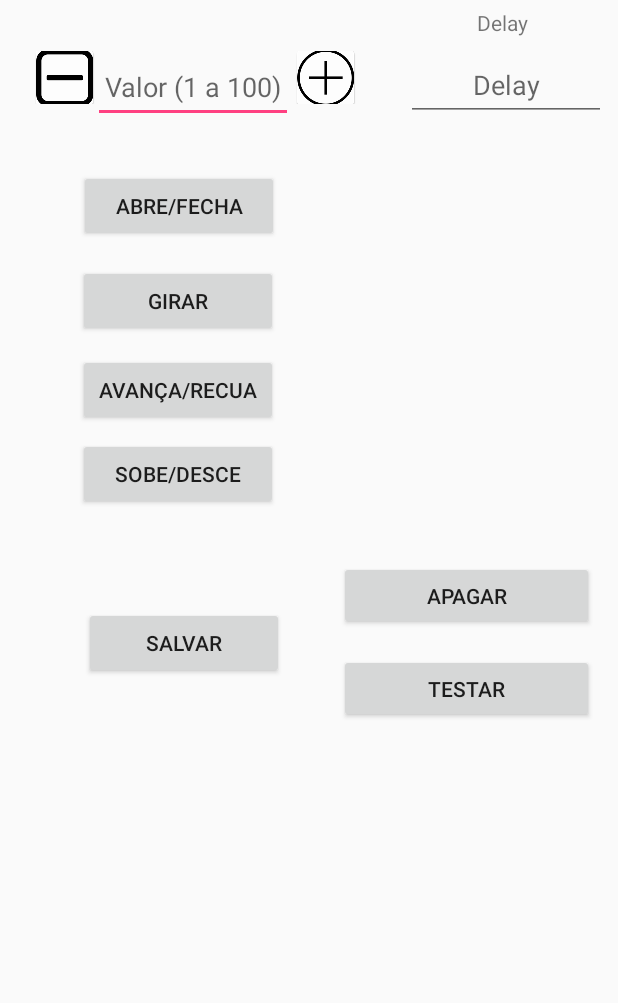
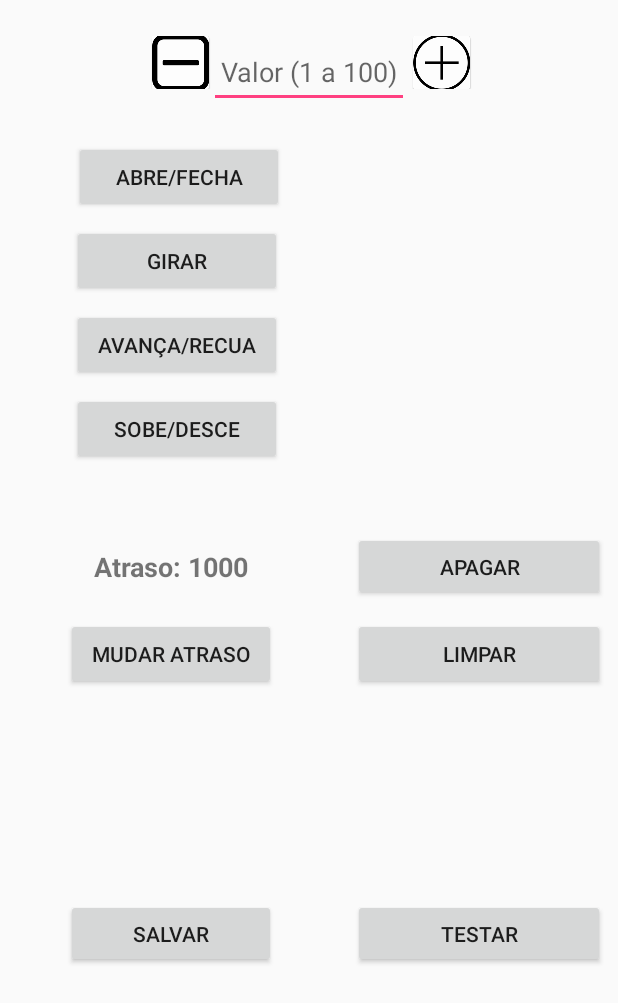
Before and after one commit to felipesilva543/RobNasEscolasQXD, an Android app: the layout content_tela_de_programacao.xml on its own in the app's theme, with its tools: preview values and no code run, on a phone screen of 412 x 824 dp. Shown: the top 1003 px of the screen. Run offline under Robolectric (Android 15) with nearby library versions, the phone set to English and light mode, and no system bars.

Commit message:
Novo layout da tela de programação com novos botoes, ajusto do delay

```diff
--- a/app/src/main/java/com/example/enoque_alves/comunicacaoblue/EnviaDados.java
+++ b/app/src/main/java/com/example/enoque_alves/comunicacaoblue/EnviaDados.java
@@ -67,6 +67,7 @@ public class EnviaDados {
     public void enviarVariosComandos(ArrayList<String> comandos, int delay){
         try {
             for (int i = 0; i < comandos.size(); i++){
+                TimeUnit.MILLISECONDS.sleep(delay);
                 enviarComando(comandos.get(i));
                 char chars [] = comandos.get(i).toCharArray();
                 char servo = chars[1];
@@ -87,7 +88,6 @@ public class EnviaDados {
                 else if (servo == 'd'){
                     posicaoD = (posicaoAtual-60);
                 }
-                TimeUnit.MILLISECONDS.sleep(delay);
             }
         } catch (InterruptedException e) {
             e.printStackTrace();
--- a/app/src/main/java/com/example/enoque_alves/comunicacaoblue/TelaDeProgramacao.java
+++ b/app/src/main/java/com/example/enoque_alves/comunicacaoblue/TelaDeProgramacao.java
@@ -14,22 +14,24 @@ import android.widget.Button;
 import android.widget.EditText;
 import android.widget.ImageButton;
 import android.widget.ListView;
+import android.widget.TextView;
 import android.widget.Toast;
 
 import java.util.ArrayList;
 import java.util.List;
 
 public class TelaDeProgramacao extends AppCompatActivity {
-    private Button abreFecha, sobeDesce, girar, avancaRecua, salvar, apagar, testar;
+    private Button abreFecha, sobeDesce, girar, avancaRecua, salvar, apagar, testar, limpar, setDelay;
     private ListView listaComandos;
-    private EditText valor, delay;
+    private EditText valor;
     private ArrayList<String> comandos = new ArrayList<String>();
     private ArrayList<String> comandosTela = new ArrayList<String>();
     private ArrayAdapter<String> adapter;
     private int valorPassado;
     private EnviaDados enviarDados = EnviaDados.getEnviaDados();
-    private int delayValor = 1000;
+    private int delayValor = 1500;
     private ImageButton button_less, button_more;
+    private TextView delayTexto;
     @Override
     protected void onCreate(Bundle savedInstanceState) {
         super.onCreate(savedInstanceState);
@@ -50,14 +52,29 @@ public class TelaDeProgramacao extends AppCompatActivity {
         apagar = (Button) findViewById(R.id.telaDeProgramacao_apagar);
         testar = (Button) findViewById(R.id.telaDeProgramacao_testar);
         listaComandos = (ListView) findViewById(R.id.telaDeProgramacao_lista_de_comandos);
-        delay = (EditText) findViewById(R.id.telaDeProgramacao_delay);
         valor = (EditText) findViewById(R.id.telaDeProgramacao_ValorEnviado);
         button_less = (ImageButton) findViewById(R.id.telaDeProgramacao_button_less);
         button_more = (ImageButton) findViewById(R.id.telaDeProgramacao_button_more);
         adapter = new ArrayAdapter<String>(TelaDeProgramacao.this, android.R.layout.simple_list_item_1, comandosTela);
         listaComandos.setAdapter(adapter);
-        delay.setText(""+delayValor);
         valor.setText("100");
+
+        setDelay = (Button) findViewById(R.id.bDelay);
+        limpar = (Button) findViewById(R.id.bLimpar);
+        delayTexto = (TextView) findViewById(R.id.tDelay);
+        delayTexto.setText("Atraso: " + delayValor + "ms");
+
+        limpar.setOnClickListener(new View.OnClickListener() {
+            @Override
+            public void onClick(View view) {
+                int tamanho = (int) comandosTela.size();
+                comandos.clear();
+                for(int i = 0; i < tamanho; i++){
+                    comandosTela.remove(comandosTela.size()-1);
+                }
+                listaComandos.setAdapter(adapter);
+            }
+        });
 
 
         abreFecha.setOnClickListener(new View.OnClickListener(){
@@ -73,11 +90,6 @@ public class TelaDeProgramacao extends AppCompatActivity {
                     valorPassado = (int) (valorPassado * 0.57)+10;
                     comandos.add("!a" + valorPassado);
                     listaComandos.setAdapter(adapter);
-                    //valor.setText("");
-                    if (delay.getText().length() > 0){
-                        delayValor = Integer.parseInt(delay.getText().toString());
-                        //delay.setText("");
-                    }
                 }
                 else{
                     Log.i("asd", "a + "+ "");
@@ -99,10 +111,7 @@ public class TelaDeProgramacao extends AppCompatActivity {
                     valorPassado = (int) (valorPassado * 1.8)+10;
                     comandos.add("!b" + valorPassado);
                     listaComandos.setAdapter(adapter);
-                    if (delay.getText().length() > 0){
-                        delayValor = Integer.parseInt(delay.getText().toString());
-                        //delay.setText("");
-                    }
+
                 }
             }
         });
@@ -119,10 +128,7 @@ public class TelaDeProgramacao extends AppCompatActivity {
                     valorPassado = (int) (valorPassado * 1.2)+60;
                     comandos.add("!c" + valorPassado);
                     listaComandos.setAdapter(adapter);
-                    if (delay.getText().length() > 0){
-                        delayValor = Integer.parseInt(delay.getText().toString());
-                        //delay.setText("");
-                    }
+
                 }
             }
         });
@@ -139,10 +145,7 @@ public class TelaDeProgramacao extends AppCompatActivity {
                     valorPassado = (int) (valorPassado * 0.7)+60;
                     comandos.add("!d" + valorPassado);
                     listaComandos.setAdapter(adapter);
-                    if (delay.getText().length() > 0){
-                        delayValor = Integer.parseInt(delay.getText().toString());
-                        //delay.setText("");
-                    }
+
                 }
             }
         });
@@ -212,5 +215,4 @@ public class TelaDeProgramacao extends AppCompatActivity {
 
     }
 
-
 }
--- a/app/src/main/res/layout/content_tela_de_programacao.xml
+++ b/app/src/main/res/layout/content_tela_de_programacao.xml
@@ -12,7 +12,7 @@
 
     <Button
         android:id="@+id/telaDeProgramacao_abreFecha"
-        android:layout_width="133dp"
+        android:layout_width="140dp"
         android:layout_height="48dp"
         android:layout_marginBottom="8dp"
         android:layout_marginLeft="8dp"
@@ -28,12 +28,12 @@
 
     <Button
         android:id="@+id/telaDeProgramacao_girar"
-        android:layout_width="133dp"
+        android:layout_width="140dp"
         android:layout_height="48dp"
         android:layout_marginBottom="8dp"
         android:layout_marginLeft="8dp"
         android:layout_marginRight="8dp"
-        android:layout_marginTop="15dp"
+        android:layout_marginTop="8dp"
         android:text="Girar"
         app:layout_constraintBottom_toBottomOf="parent"
         app:layout_constraintHorizontal_bias="0.517"
@@ -44,12 +44,12 @@
 
     <Button
         android:id="@+id/telaDeProgramacao_avancaRecua"
-        android:layout_width="133dp"
+        android:layout_width="140dp"
         android:layout_height="48dp"
         android:layout_marginBottom="8dp"
         android:layout_marginLeft="8dp"
         android:layout_marginRight="8dp"
-        android:layout_marginTop="11dp"
+        android:layout_marginTop="8dp"
         android:text="Avança/Recua"
         app:layout_constraintBottom_toBottomOf="parent"
         app:layout_constraintHorizontal_bias="0.517"
@@ -60,7 +60,7 @@
 
     <Button
         android:id="@+id/telaDeProgramacao_sobeDesce"
-        android:layout_width="133dp"
+        android:layout_width="140dp"
         android:layout_height="48dp"
         android:layout_marginBottom="8dp"
         android:layout_marginLeft="8dp"
@@ -78,25 +78,23 @@
         android:id="@+id/telaDeProgramacao_ValorEnviado"
         android:layout_width="133dp"
         android:layout_height="48dp"
-        android:layout_marginBottom="8dp"
+        android:layout_marginEnd="8dp"
         android:layout_marginLeft="8dp"
-        android:layout_marginRight="37dp"
-        android:layout_marginTop="27dp"
+        android:layout_marginRight="8dp"
+        android:layout_marginStart="8dp"
+        android:layout_marginTop="24dp"
         android:hint="Valor (1 a 100)"
         android:inputType="numberDecimal"
         android:selectAllOnFocus="false"
         android:singleLine="false"
         android:textAlignment="center"
-        app:layout_constraintBottom_toTopOf="@+id/telaDeProgramacao_abreFecha"
-        app:layout_constraintHorizontal_bias="0.584"
-        app:layout_constraintLeft_toLeftOf="parent"
-        app:layout_constraintRight_toLeftOf="@+id/telaDeProgramacao_delay"
-        app:layout_constraintTop_toTopOf="parent"
-        app:layout_constraintVertical_bias="0.23" />
+        app:layout_constraintEnd_toEndOf="parent"
+        app:layout_constraintStart_toStartOf="parent"
+        app:layout_constraintTop_toTopOf="parent" />
 
     <Button
         android:id="@+id/telaDeProgramacao_apagar"
-        android:layout_width="170dp"
+        android:layout_width="168dp"
         android:layout_height="46dp"
         android:layout_marginEnd="8dp"
         android:layout_marginLeft="8dp"
@@ -105,7 +103,7 @@
         android:layout_marginTop="25dp"
         android:text="Apagar"
         app:layout_constraintEnd_toEndOf="@+id/linearLayout"
-        app:layout_constraintHorizontal_bias="1.0"
+        app:layout_constraintHorizontal_bias="0.49"
         app:layout_constraintLeft_toRightOf="@+id/telaDeProgramacao_salvar"
         app:layout_constraintRight_toRightOf="parent"
         app:layout_constraintStart_toStartOf="@+id/linearLayout"
@@ -113,54 +111,36 @@
 
     <Button
         android:id="@+id/telaDeProgramacao_testar"
-        android:layout_width="170dp"
+        android:layout_width="168dp"
         android:layout_height="46dp"
+        android:layout_marginBottom="52dp"
         android:layout_marginLeft="8dp"
         android:layout_marginStart="8dp"
-        android:layout_marginTop="16dp"
+        android:layout_marginTop="12dp"
         android:text="Testar"
-        app:layout_constraintEnd_toEndOf="@+id/telaDeProgramacao_apagar"
+        app:layout_constraintBottom_toBottomOf="parent"
+        app:layout_constraintEnd_toEndOf="@+id/bLimpar"
         app:layout_constraintHorizontal_bias="1.0"
-        app:layout_constraintLeft_toRightOf="@+id/telaDeProgramacao_salvar"
-        app:layout_constraintRight_toRightOf="parent"
-        app:layout_constraintStart_toStartOf="@+id/telaDeProgramacao_apagar"
-        app:layout_constraintTop_toBottomOf="@+id/telaDeProgramacao_apagar" />
-
-    <EditText
-        android:id="@+id/telaDeProgramacao_delay"
-        android:layout_width="133dp"
-        android:layout_height="48dp"
-        android:layout_marginBottom="11dp"
-        android:layout_marginLeft="8dp"
-        android:layout_marginRight="8dp"
-        android:layout_marginTop="8dp"
-        android:hint="Delay"
-        android:inputType="numberDecimal"
-        android:selectAllOnFocus="false"
-        android:singleLine="false"
-        android:textAlignment="center"
-        app:layout_constraintBottom_toTopOf="@+id/linearLayout"
-        app:layout_constraintHorizontal_bias="1.0"
-        app:layout_constraintLeft_toRightOf="@+id/telaDeProgramacao_button_more"
-        app:layout_constraintRight_toRightOf="parent"
-        app:layout_constraintTop_toTopOf="parent"
-        app:layout_constraintVertical_bias="0.595" />
+        app:layout_constraintStart_toStartOf="@+id/bLimpar"
+        app:layout_constraintTop_toBottomOf="@+id/bLimpar" />
 
     <TextView
-        android:id="@+id/textView4"
+        android:id="@+id/tDelay"
         android:layout_width="wrap_content"
         android:layout_height="wrap_content"
         android:layout_marginBottom="8dp"
+        android:layout_marginEnd="8dp"
         android:layout_marginLeft="8dp"
         android:layout_marginRight="8dp"
+        android:layout_marginStart="8dp"
         android:layout_marginTop="8dp"
-        android:text="Delay"
-        app:layout_constraintBottom_toTopOf="@+id/telaDeProgramacao_delay"
-        app:layout_constraintHorizontal_bias="0.687"
-        app:layout_constraintLeft_toRightOf="@+id/telaDeProgramacao_ValorEnviado"
-        app:layout_constraintRight_toRightOf="parent"
-        app:layout_constraintTop_toTopOf="parent"
-        app:layout_constraintVertical_bias="1.0" />
+        android:text="Atraso: 1000"
+        android:textSize="18sp"
+        android:textStyle="bold"
+        app:layout_constraintBottom_toBottomOf="@+id/telaDeProgramacao_apagar"
+        app:layout_constraintEnd_toEndOf="@+id/bDelay"
+        app:layout_constraintStart_toStartOf="@+id/bDelay"
+        app:layout_constraintTop_toTopOf="@+id/telaDeProgramacao_apagar" />
 
     <LinearLayout
         android:id="@+id/linearLayout"
@@ -168,7 +148,7 @@
         android:layout_height="239dp"
         android:layout_marginLeft="8dp"
         android:layout_marginRight="8dp"
-        android:layout_marginTop="109dp"
+        android:layout_marginTop="90dp"
         android:orientation="horizontal"
         app:layout_constraintHorizontal_bias="1.0"
         app:layout_constraintLeft_toRightOf="@+id/telaDeProgramacao_ValorEnviado"
@@ -178,7 +158,9 @@
         <ListView
             android:id="@+id/telaDeProgramacao_lista_de_comandos"
             android:layout_width="match_parent"
-            android:layout_height="match_parent" />
+            android:layout_height="match_parent"
+            tools:layout_editor_absoluteX="8dp"
+            tools:layout_editor_absoluteY="8dp" />
     </LinearLayout>
 
     <ImageButton
@@ -203,17 +185,45 @@
 
     <Button
         android:id="@+id/telaDeProgramacao_salvar"
-        android:layout_width="133dp"
-        android:layout_height="48dp"
+        android:layout_width="140dp"
+        android:layout_height="46dp"
         android:layout_marginBottom="8dp"
-        android:layout_marginLeft="8dp"
-        android:layout_marginStart="8dp"
-        android:layout_marginTop="8dp"
+        android:layout_marginEnd="8dp"
+        android:layout_marginRight="8dp"
         android:text="Salvar"
         app:layout_constraintBottom_toBottomOf="@+id/telaDeProgramacao_testar"
+        app:layout_constraintEnd_toEndOf="@+id/bDelay"
+        app:layout_constraintHorizontal_bias="0.0"
+        app:layout_constraintStart_toStartOf="@+id/bDelay"
+        app:layout_constraintTop_toTopOf="@+id/telaDeProgramacao_testar"
+        app:layout_constraintVertical_bias="0.0" />
+
+    <Button
+        android:id="@+id/bLimpar"
+        android:layout_width="168dp"
+        android:layout_height="wrap_content"
+        android:layout_marginEnd="8dp"
+        android:layout_marginLeft="8dp"
+        android:layout_marginRight="8dp"
+        android:layout_marginStart="8dp"
+        android:layout_marginTop="11dp"
+        android:text="Limpar"
+        app:layout_constraintEnd_toEndOf="@+id/telaDeProgramacao_apagar"
+        app:layout_constraintStart_toStartOf="@+id/telaDeProgramacao_apagar"
+        app:layout_constraintTop_toBottomOf="@+id/telaDeProgramacao_apagar" />
+
+    <Button
+        android:id="@+id/bDelay"
+        android:layout_width="140dp"
+        android:layout_height="wrap_content"
+        android:layout_marginBottom="8dp"
+        android:layout_marginEnd="8dp"
+        android:layout_marginRight="8dp"
+        android:text="Mudar atraso"
+        app:layout_constraintBottom_toBottomOf="@+id/bLimpar"
         app:layout_constraintEnd_toEndOf="@+id/telaDeProgramacao_sobeDesce"
         app:layout_constraintStart_toStartOf="@+id/telaDeProgramacao_sobeDesce"
-        app:layout_constraintTop_toTopOf="@+id/telaDeProgramacao_apagar"
-        app:layout_constraintVertical_bias="0.518" />
+        app:layout_constraintTop_toTopOf="@+id/bLimpar"
+        app:layout_constraintVertical_bias="0.0" />
 
 </android.support.constraint.ConstraintLayout>
```
